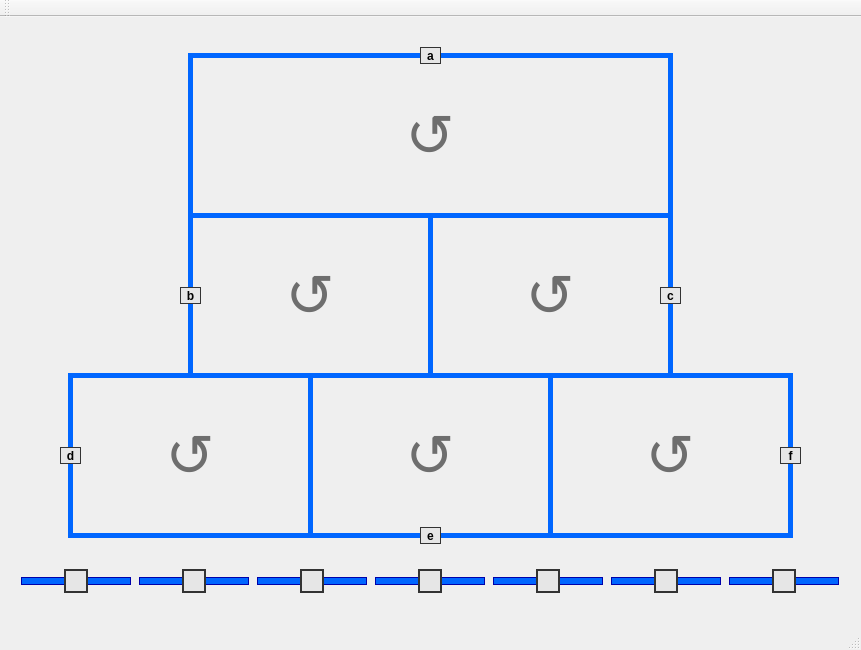
First picture: the form in Trem/mainwindow.ui, repository LeoRosendof/projeto-trens-so, before the edit.
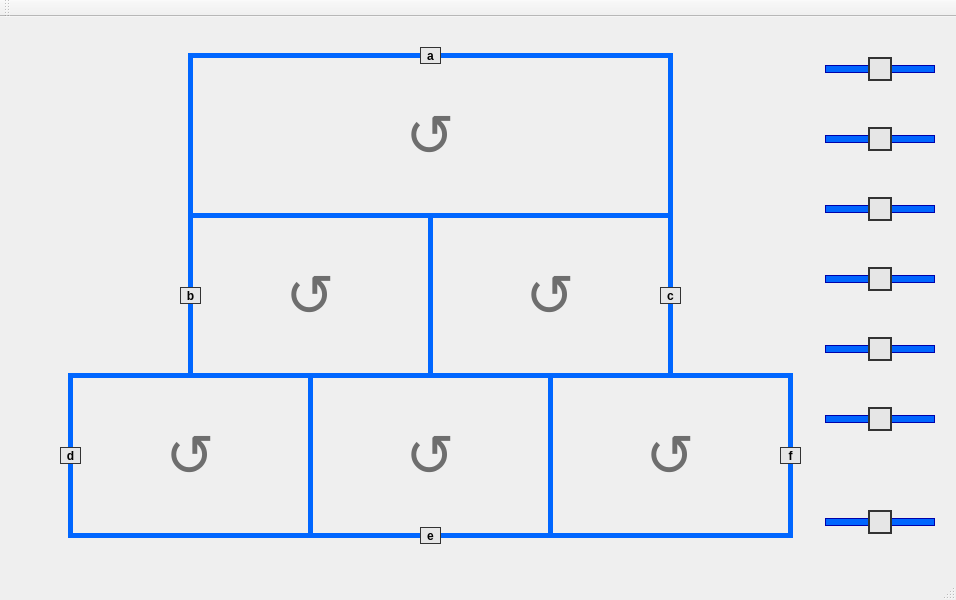
Second picture: the form after the edit. Custom widgets are drawn as their Qt base class.

Commit message: :lipstick: style: move os controles de velocidade para a lateral da janela

Diff of the .ui file:
```diff
--- a/Trem/mainwindow.ui
+++ b/Trem/mainwindow.ui
@@ -3,7 +3,7 @@
  <class>MainWindow</class>
  <widget class="QMainWindow" name="MainWindow">
   <property name="geometry">
-   <rect><x>0</x><y>0</y><width>861</width><height>650</height></rect>
+   <rect><x>0</x><y>0</y><width>956</width><height>600</height></rect>
   </property>
   <property name="windowTitle">
    <string>Projeto dos Trens</string>
@@ -322,7 +322,7 @@
    </widget>
    <widget class="SliderTrem" name="slider_a">
     <property name="geometry">
-     <rect><x>21</x><y>548</y><width>110</width><height>32</height></rect>
+     <rect><x>825</x><y>36</y><width>110</width><height>32</height></rect>
     </property>
     <property name="maximum">
      <number>200</number>
@@ -336,7 +336,7 @@
    </widget>
    <widget class="SliderTrem" name="slider_b">
     <property name="geometry">
-     <rect><x>139</x><y>548</y><width>110</width><height>32</height></rect>
+     <rect><x>825</x><y>106</y><width>110</width><height>32</height></rect>
     </property>
     <property name="maximum">
      <number>200</number>
@@ -350,7 +350,7 @@
    </widget>
    <widget class="SliderTrem" name="slider_c">
     <property name="geometry">
-     <rect><x>257</x><y>548</y><width>110</width><height>32</height></rect>
+     <rect><x>825</x><y>176</y><width>110</width><height>32</height></rect>
     </property>
     <property name="maximum">
      <number>200</number>
@@ -364,7 +364,7 @@
    </widget>
    <widget class="SliderTrem" name="slider_d">
     <property name="geometry">
-     <rect><x>375</x><y>548</y><width>110</width><height>32</height></rect>
+     <rect><x>825</x><y>246</y><width>110</width><height>32</height></rect>
     </property>
     <property name="maximum">
      <number>200</number>
@@ -378,7 +378,7 @@
    </widget>
    <widget class="SliderTrem" name="slider_e">
     <property name="geometry">
-     <rect><x>493</x><y>548</y><width>110</width><height>32</height></rect>
+     <rect><x>825</x><y>316</y><width>110</width><height>32</height></rect>
     </property>
     <property name="maximum">
      <number>200</number>
@@ -392,7 +392,7 @@
    </widget>
    <widget class="SliderTrem" name="slider_f">
     <property name="geometry">
-     <rect><x>611</x><y>548</y><width>110</width><height>32</height></rect>
+     <rect><x>825</x><y>386</y><width>110</width><height>32</height></rect>
     </property>
     <property name="maximum">
      <number>200</number>
@@ -406,7 +406,7 @@
    </widget>
    <widget class="SliderTrem" name="slider_m">
     <property name="geometry">
-     <rect><x>729</x><y>548</y><width>110</width><height>32</height></rect>
+     <rect><x>825</x><y>489</y><width>110</width><height>32</height></rect>
     </property>
     <property name="maximum">
      <number>200</number>
```
Left out of the diff: 2 changed lines with no effect on the pictures.
